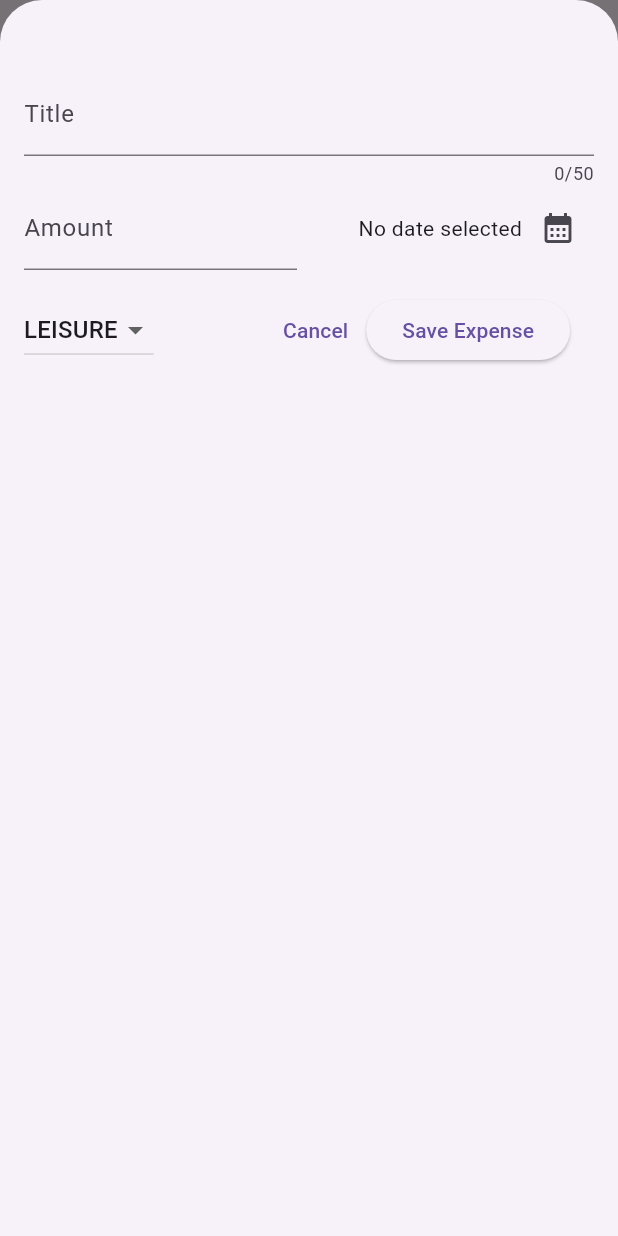
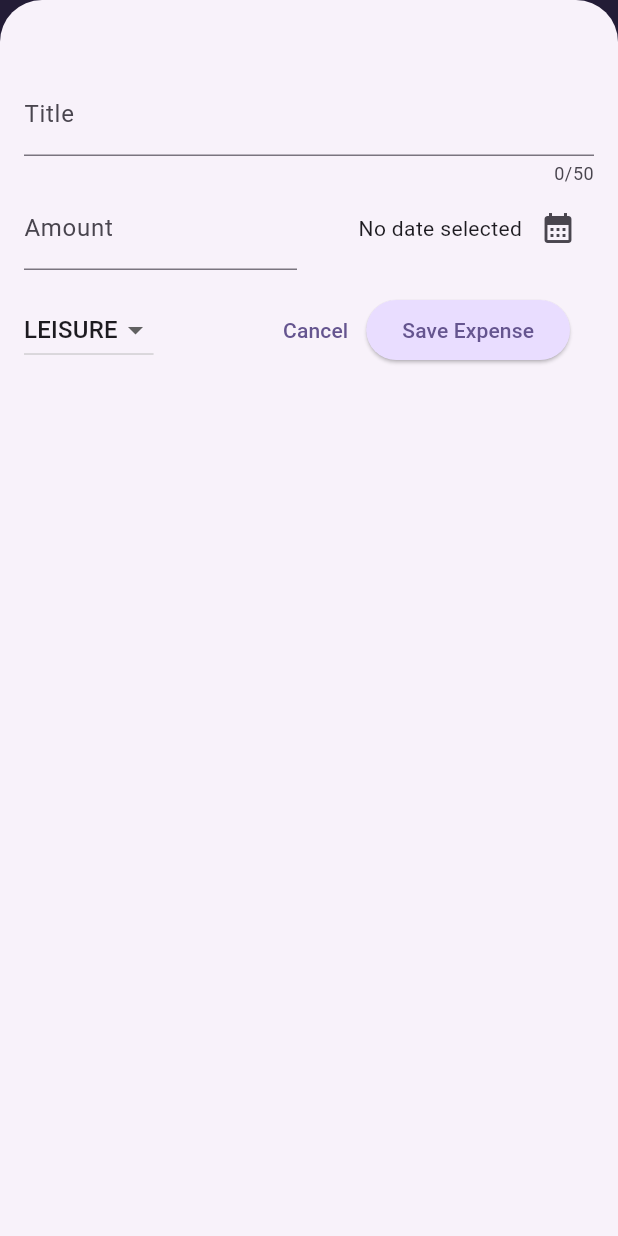
Before and after one commit to rajatjain909/expense_tracker, a Flutter app: the screen it shows after launch, after a tap on the "add" icon, on a phone screen of 412 x 824 dp. Run offline on Flutter 3.47's test engine with Material 3 defaults, Android fonts, the phone set to English and light mode, and no system bars.

Commit message:
Till chapter 126 - color theme, scheme,  Text Themes

```diff
--- a/lib/main.dart
+++ b/lib/main.dart
@@ -1,9 +1,36 @@
 import 'package:expense_tracker/widgets/expenses.dart';
 import 'package:flutter/material.dart';
 
+var kColorScheme = ColorScheme.fromSeed(
+  seedColor: Color.fromARGB(255, 96, 59, 181),
+);
+
 void main() {
   runApp(
-    const MaterialApp(
+    MaterialApp(
+      theme: ThemeData().copyWith(
+        colorScheme: kColorScheme,
+        appBarTheme: AppBarTheme().copyWith(
+          backgroundColor: kColorScheme.onPrimaryContainer,
+          foregroundColor: kColorScheme.primaryContainer,
+        ),
+        cardTheme: CardTheme().copyWith(
+          color: kColorScheme.secondaryContainer,
+          margin: EdgeInsets.symmetric(vertical: 8, horizontal: 16),
+        ),
+        elevatedButtonTheme: ElevatedButtonThemeData(
+          style: ElevatedButton.styleFrom(
+            backgroundColor: kColorScheme.primaryContainer,
+          ),
+        ),
+        textTheme: ThemeData().textTheme.copyWith(
+              titleLarge: TextStyle(
+                fontWeight: FontWeight.normal,
+                color: kColorScheme.onSecondaryContainer,
+                fontSize: 14,
+              ),
+            ),
+      ),
       home: Expenses(),
     ),
   );
```
